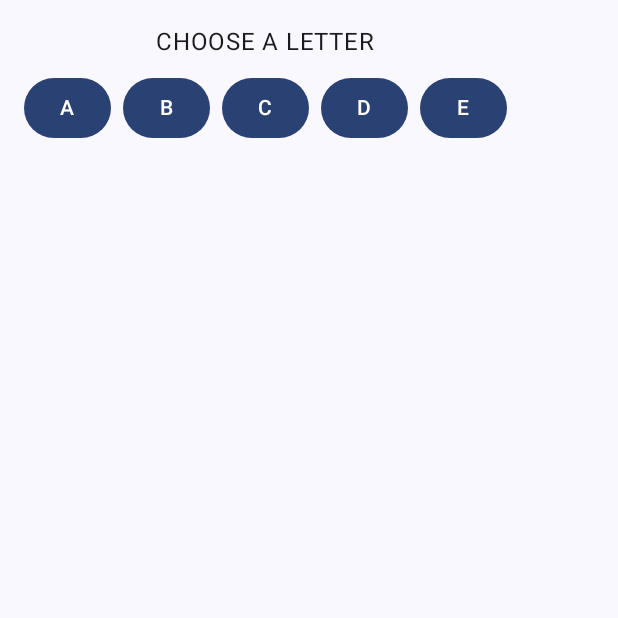
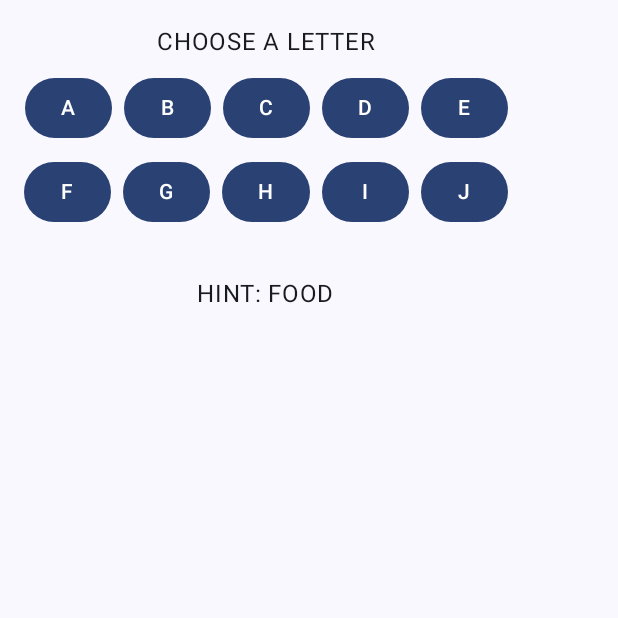
Before and after one commit to akemisai/AkemiSai-EdwardMarecos-HangmanGameApp, an Android app built with Jetpack Compose: the composable Panel1 shown on its own in the app's theme, on a phone screen of 412 x 824 dp, the top half of it. Run offline under Robolectric (Android 15) with nearby library versions, the phone set to English and light mode, and no system bars.

Commit message:
re-add file

```diff
--- a/app/src/main/java/com/example/hangmangame/MainActivity.kt
+++ b/app/src/main/java/com/example/hangmangame/MainActivity.kt
@@ -75,13 +75,15 @@ fun Hangman(modifier: Modifier = Modifier) {
 
 @Composable
 fun Panel1() {
-    // Letter selection panel: A - E buttons
+    // Letter selection panel: A - J buttons in a grid with two rows
     Column(
         modifier = Modifier.padding(16.dp),
         verticalArrangement = Arrangement.SpaceEvenly,
         horizontalAlignment = Alignment.CenterHorizontally
     ) {
         Text(text = "CHOOSE A LETTER", modifier = Modifier.padding(bottom = 8.dp))
+
+        // First row: A-E
         Row(horizontalArrangement = Arrangement.spacedBy(8.dp)) {
             LetterButton("A")
             LetterButton("B")
@@ -89,6 +91,21 @@ fun Panel1() {
             LetterButton("D")
             LetterButton("E")
         }
+
+        Spacer(modifier = Modifier.height(8.dp)) // Space between rows
+
+        // Second row: F-J
+        Row(horizontalArrangement = Arrangement.spacedBy(8.dp)) {
+            LetterButton("F")
+            LetterButton("G")
+            LetterButton("H")
+            LetterButton("I")
+            LetterButton("J")
+        }
+
+        // Hint field below the alphabet
+        Spacer(modifier = Modifier.height(16.dp))
+        Text(text = "HINT: FOOD", modifier = Modifier.padding(top = 16.dp))
     }
 }
 
```
